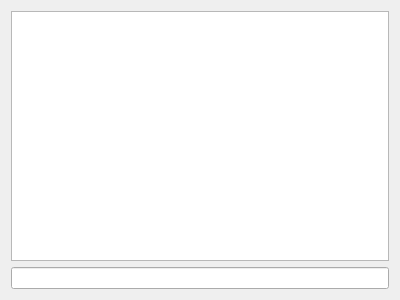
Qt form source/mainwindow.ui (arturdryomov/aequatio) before a commit.
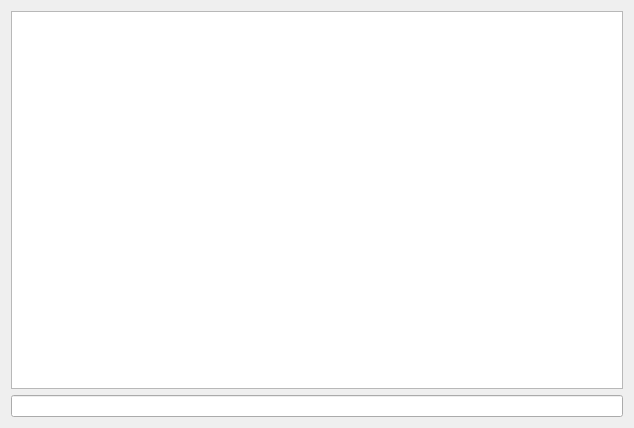
The same form after that commit.

Commit message: Controller class created, it now interconnects ui and application levels. Basic reaction on user input implemented.

```diff
--- a/source/mainwindow.ui
+++ b/source/mainwindow.ui
@@ -6,8 +6,8 @@
    <rect>
     <x>0</x>
     <y>0</y>
-    <width>400</width>
-    <height>300</height>
+    <width>634</width>
+    <height>428</height>
    </rect>
   </property>
   <property name="windowTitle">
```
Left out of the diff: 2 changed lines with no effect on the pictures. The commit also changes 6 other files.
